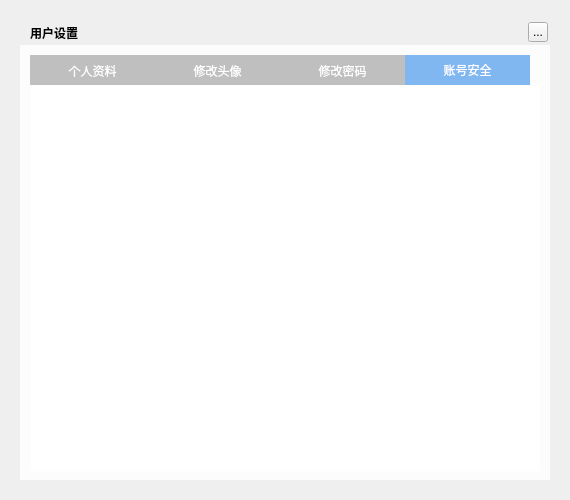
Old version of the form musicUi/musicUsermanager/musicuserrecordwidget.ui in the repository Greedysky/TTKMusicPlayer.
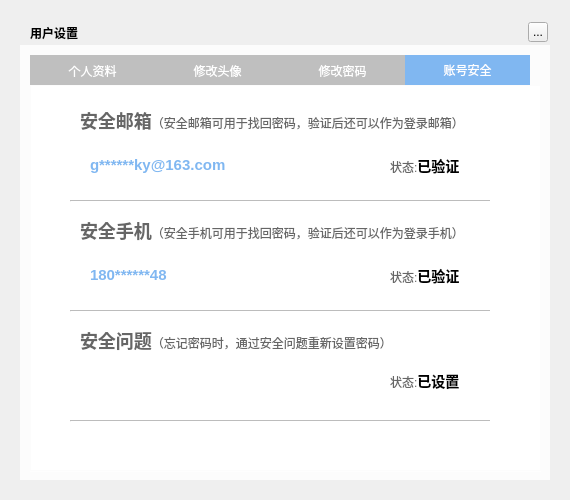
New version of the form. The open tabs and pages were chosen to show the change. Icons and pictures are not drawn. Custom widgets are drawn as their Qt base class.

Commit message: update user record ui[669320]

What changed in the file:
```diff
--- a/musicUi/musicUsermanager/musicuserrecordwidget.ui
+++ b/musicUi/musicUsermanager/musicuserrecordwidget.ui
@@ -736,9 +736,165 @@
      </widget>
     </widget>
     <widget class="QWidget" name="tab_4">
+     <property name="styleSheet">
+      <string notr="true">
+	color:#666666;</string>
+     </property>
      <attribute name="title">
       <string>账号安全</string>
      </attribute>
+     <widget class="QLabel" name="label_FF1">
+      <property name="geometry">
+       <rect>
+        <x>50</x>
+        <y>20</y>
+        <width>391</width>
+        <height>31</height>
+       </rect>
+      </property>
+      <property name="text">
+       <string>&lt;font size=5&gt;&lt;b&gt;安全邮箱&lt;/b&gt;&lt;/font&gt;（安全邮箱可用于找回密码，验证后还可以作为登录邮箱）</string>
+      </property>
+     </widget>
+     <widget class="Line" name="line_FF">
+      <property name="geometry">
+       <rect>
+        <x>40</x>
+        <y>115</y>
+        <width>420</width>
+        <height>3</height>
+       </rect>
+      </property>
+      <property name="orientation">
+       <enum>Qt::Horizontal</enum>
+      </property>
+     </widget>
+     <widget class="Line" name="line_FF2">
+      <property name="geometry">
+       <rect>
+        <x>40</x>
+        <y>225</y>
+        <width>420</width>
+        <height>3</height>
+       </rect>
+      </property>
+      <property name="orientation">
+       <enum>Qt::Horizontal</enum>
+      </property>
+     </widget>
+     <widget class="QLabel" name="label_FF2">
+      <property name="geometry">
+       <rect>
+        <x>50</x>
+        <y>130</y>
+        <width>391</width>
+        <height>31</height>
+       </rect>
+      </property>
+      <property name="text">
+       <string>&lt;font size=5&gt;&lt;b&gt;安全手机&lt;/b&gt;&lt;/font&gt;（安全手机可用于找回密码，验证后还可以作为登录手机）</string>
+      </property>
+     </widget>
+     <widget class="Line" name="line_FF3">
+      <property name="geometry">
+       <rect>
+        <x>40</x>
+        <y>335</y>
+        <width>420</width>
+        <height>3</height>
+       </rect>
+      </property>
+      <property name="orientation">
+       <enum>Qt::Horizontal</enum>
+      </property>
+     </widget>
+     <widget class="QLabel" name="label_FF3">
+      <property name="geometry">
+       <rect>
+        <x>50</x>
+        <y>240</y>
+        <width>321</width>
+        <height>31</height>
+       </rect>
+      </property>
+      <property name="styleSheet">
+       <string notr="true"/>
+      </property>
+      <property name="text">
+       <string>&lt;font size=5&gt;&lt;b&gt;安全问题&lt;/b&gt;&lt;/font&gt;（忘记密码时，通过安全问题重新设置密码）</string>
+      </property>
+     </widget>
+     <widget class="QLabel" name="label_FF4">
+      <property name="geometry">
+       <rect>
+        <x>60</x>
+        <y>70</y>
+        <width>161</width>
+        <height>20</height>
+       </rect>
+      </property>
+      <property name="styleSheet">
+       <string notr="true">color:#80B7F1;font-size:15px;font-weight:bold</string>
+      </property>
+      <property name="text">
+       <string>g******ky@163.com</string>
+      </property>
+     </widget>
+     <widget class="QLabel" name="label_FF6">
+      <property name="geometry">
+       <rect>
+        <x>60</x>
+        <y>180</y>
+        <width>111</width>
+        <height>20</height>
+       </rect>
+      </property>
+      <property name="styleSheet">
+       <string notr="true">color:#80B7F1;font-size:15px;font-weight:bold</string>
+      </property>
+      <property name="text">
+       <string>180******48</string>
+      </property>
+     </widget>
+     <widget class="QLabel" name="label_FF5">
+      <property name="geometry">
+       <rect>
+        <x>360</x>
+        <y>70</y>
+        <width>81</width>
+        <height>20</height>
+       </rect>
+      </property>
+      <property name="text">
+       <string>状态:&lt;font color=&quot;#000000&quot; size=4 &gt;&lt;b&gt;已验证&lt;/b&gt;&lt;/font&gt;</string>
+      </property>
+     </widget>
+     <widget class="QLabel" name="label_FF7">
+      <property name="geometry">
+       <rect>
+        <x>360</x>
+        <y>180</y>
+        <width>81</width>
+        <height>20</height>
+       </rect>
+      </property>
+      <property name="text">
+       <string>状态:&lt;font color=&quot;#000000&quot; size=4 &gt;&lt;b&gt;已验证&lt;/b&gt;&lt;/font&gt;</string>
+      </property>
+     </widget>
+     <widget class="QLabel" name="label_FF8">
+      <property name="geometry">
+       <rect>
+        <x>360</x>
+        <y>285</y>
+        <width>81</width>
+        <height>20</height>
+       </rect>
+      </property>
+      <property name="text">
+       <string>状态:&lt;font color=&quot;#000000&quot; size=4 &gt;&lt;b&gt;已设置&lt;/b&gt;&lt;/font&gt;</string>
+      </property>
+     </widget>
     </widget>
    </widget>
   </widget>
```
The commit also changes 1 other file.
